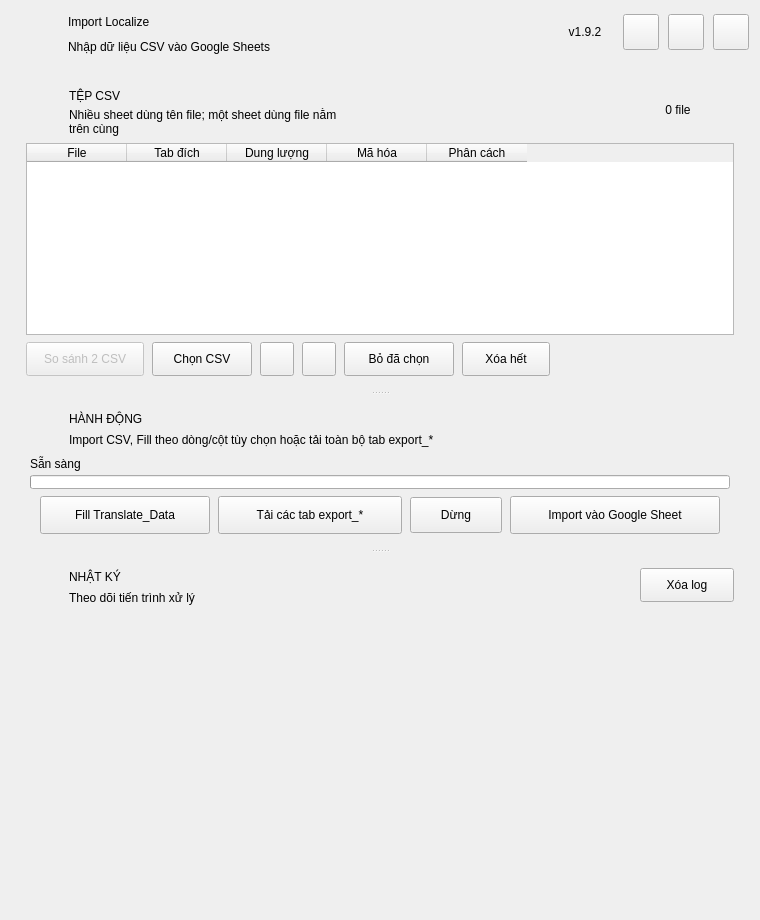
Old version of the form src/import_localize/ui/forms/main_window.ui in the repository longnguy3n/Import-Localize.
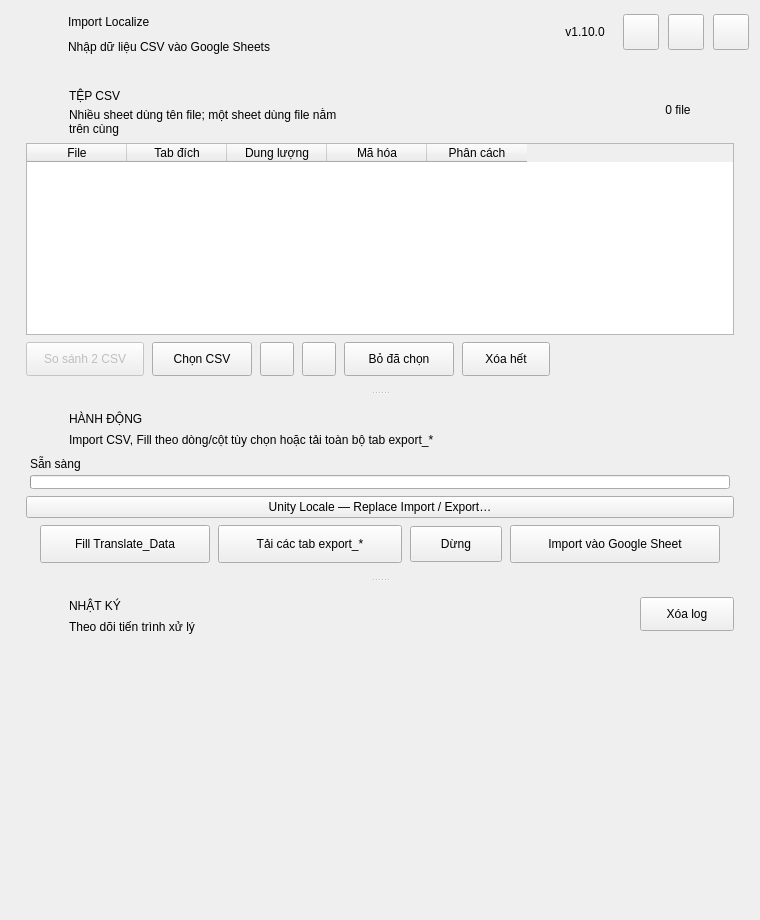
New version of the form.

Commit message: feat: add Unity locale Replace Import and Export for v1.10.0

What changed in the file:
```diff
--- a/src/import_localize/ui/forms/main_window.ui
+++ b/src/import_localize/ui/forms/main_window.ui
@@ -175,7 +175,7 @@
          </size>
         </property>
         <property name="text">
-         <string>v1.9.2</string>
+         <string>v1.10.0</string>
         </property>
         <property name="alignment">
          <set>Qt::AlignmentFlag::AlignCenter</set>
@@ -712,6 +712,17 @@
               </layout>
              </widget>
             </item>
+            <item>
+             <widget class="QPushButton" name="unityLocaleButton">
+              <property name="text">
+               <string>Unity Locale — Replace Import / Export…</string>
+              </property>
+              <property name="toolTip">
+               <string>Nhập CSV vào locale.asset hoặc xuất CSV I2 Localization trực tiếp, có xem trước và sao lưu.</string>
+              </property>
+              <property name="minimumHeight"><number>36</number></property>
+             </widget>
+            </item>
             <item>
              <layout class="QHBoxLayout" name="actionButtonsLayout">
               <property name="spacing">
```
The commit also changes 11 other files.
